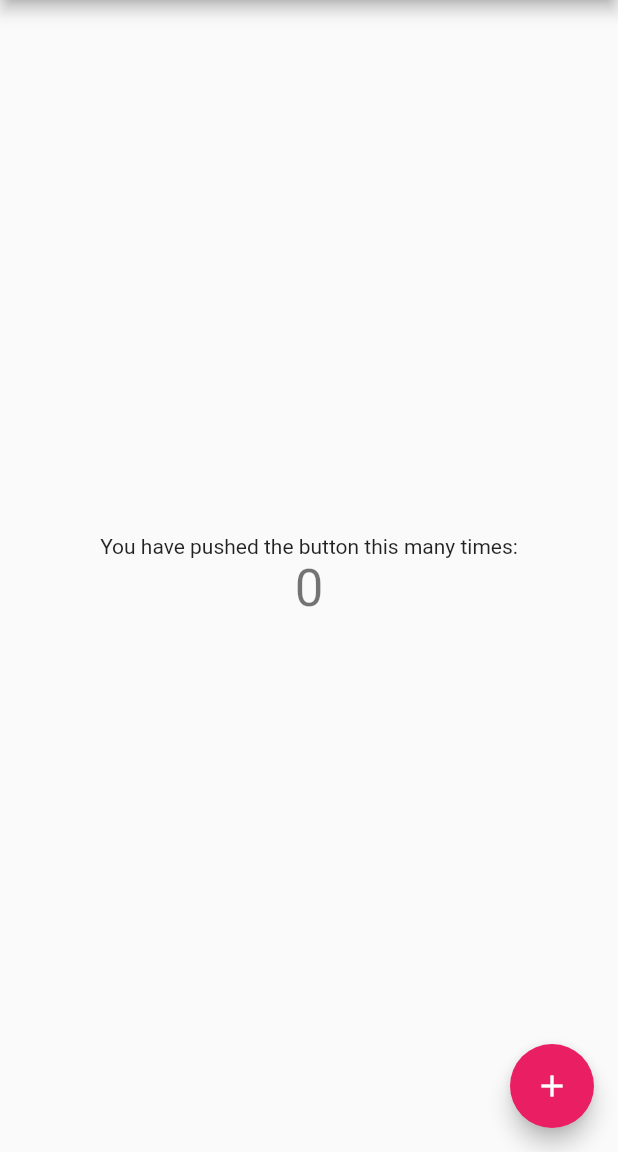
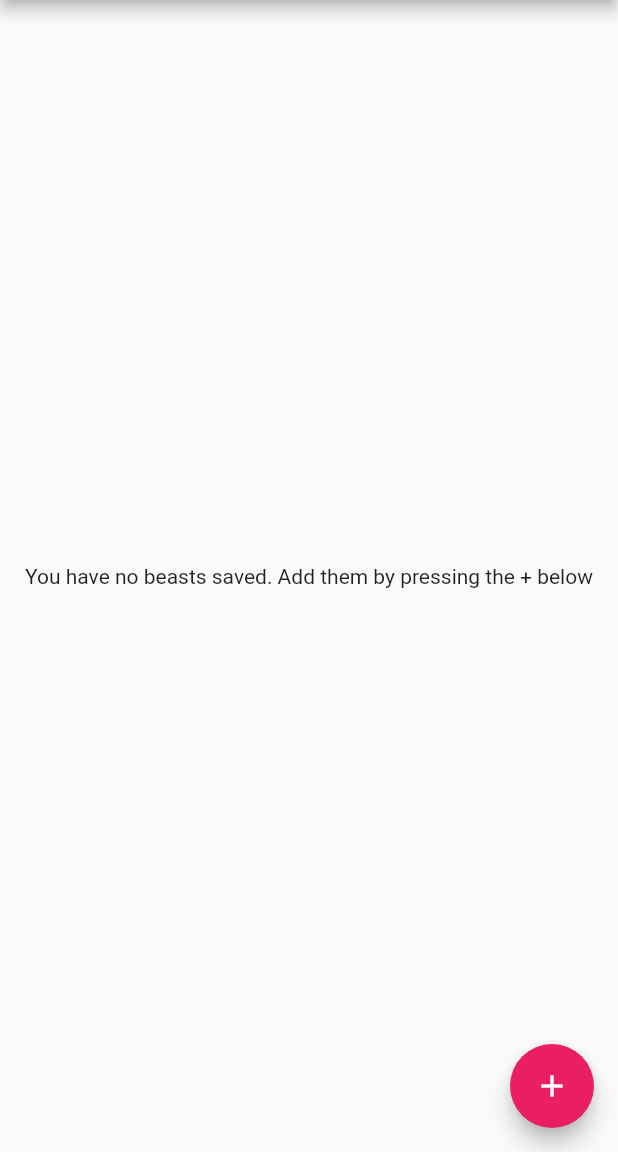
Before and after one commit to Resay2k/BeastKeeper, a Flutter app: the screen it shows after launch, on a phone screen of 412 x 824 dp, the part 84-1236 px from its top. Run offline on Flutter 3.47's test engine with Material 2 defaults, Android fonts, the phone set to English and light mode, and no system bars; our stand-ins replace image_picker, shared_preferences.

Commit message:
display list of items on home page

```diff
--- a/lib/AddBeast/AddBeastPresenter.dart
+++ b/lib/AddBeast/AddBeastPresenter.dart
@@ -2,7 +2,6 @@
 import 'package:beast_keeper/AddBeast/AddBeastView.dart';
 import 'package:beast_keeper/Models/Beast.dart';
 import 'package:beast_keeper/Models/Storage.dart';
-import 'dart:io';
 
 
 class AddBeastPresenter {
--- a/lib/AddBeast/AddBeastView.dart
+++ b/lib/AddBeast/AddBeastView.dart
@@ -3,6 +3,5 @@
 
 abstract class AddBeastView {
 
-  void doNothing();
 
 }
--- a/lib/AddBeast/AddBeastWidget.dart
+++ b/lib/AddBeast/AddBeastWidget.dart
@@ -39,13 +39,11 @@ class _AddBeastWidgetState extends State<AddBeastWidget>
   bool _infoError = false;
 
 
+
   @override
   void initState() {
     this.widget._presenter.attachView(this);
   }
-
-  @override
-  void doNothing(){}
 
   // response to
   void _getImage() {
@@ -76,6 +74,7 @@ class _AddBeastWidgetState extends State<AddBeastWidget>
           _image.path);
     }
 
+    // go back to main widget
     Navigator.pop(context);
   }
 
--- a/lib/Beasts/BeastsContract.dart
+++ /dev/null
@@ -1,2 +0,0 @@
-/* this class will hold the interfaces that must be implemented by the view
- * and possible presenter */
--- a/lib/Beasts/BeastsPresenter.dart
+++ b/lib/Beasts/BeastsPresenter.dart
@@ -1 +1,29 @@
 /* this class will act as a mediator between the view and data */
+
+import 'package:beast_keeper/Beasts/BeastsView.dart';
+import 'package:beast_keeper/Models/Storage.dart';
+import 'package:beast_keeper/Models/Beast.dart';
+
+
+class BeastsPresenter {
+  BeastsView _view;
+  Storage _storage;
+
+  void attachView(BeastsView _view){
+    this._view = _view;
+    this._storage = Storage();
+  }
+
+  void load() {
+    Future <List> beastsFuture = _storage.getBeasts();
+
+    beastsFuture.then((beasts) => {
+        if (beasts != null) {
+           _view.showBeasts(beasts)}
+        });
+  }
+
+
+
+
+}
--- a/lib/Beasts/BeastsView.dart
+++ b/lib/Beasts/BeastsView.dart
@@ -1,96 +1,9 @@
-import 'package:flutter/material.dart';
-import 'package:beast_keeper/AddBeast/AddBeastWidget.dart';
+/* this class will hold the interfaces that must be implemented by the view
+ * and possible presenter */
 
-class BeastsView extends StatefulWidget {
-  BeastsView({Key key, this.title}) : super(key: key);
+abstract class BeastsView {
 
-  // This widget is the home page of your application. It is stateful, meaning
-  // that it has a State object (defined below) that contains fields that affect
-  // how it looks.
 
-  // This class is the configuration for the state. It holds the values (in this
-  // case the title) provided by the parent (in this case the App widget) and
-  // used by the build method of the State. Fields in a Widget subclass are
-  // always marked "final".
+  void showBeasts(beasts);
 
-  final String title;
-
-  @override
-  State<StatefulWidget> createState() => _BeastsViewState();
 }
-
-class _BeastsViewState extends State<BeastsView> {
-  int _counter = 0;
-
-  void _incrementCounter() {
-    setState(() {
-      // This call to setState tells the Flutter framework that something has
-      // changed in this State, which causes it to rerun the build method below
-      // so that the display can reflect the updated values. If we changed
-      // _counter without calling setState(), then the build method would not be
-      // called again, and so nothing would appear to happen.
-      _counter++;
-    });
-  }
-
-  void _openAddBeastView(){
-
-    Navigator.push(
-      context,
-      MaterialPageRoute(builder: (context) => AddBeastWidget()),
-    );
-
-  }
-
-  @override
-  Widget build(BuildContext context) {
-    // This method is rerun every time setState is called, for instance as done
-    // by the _incrementCounter method above.
-    //
-    // The Flutter framework has been optimized to make rerunning build methods
-    // fast, so that you can just rebuild anything that needs updating rather
-    // than having to individually change instances of widgets.
-    return Scaffold(
-      appBar: AppBar(
-        // Here we take the value from the MyHomePage object that was created by
-        // the App.build method, and use it to set our appbar title.
-        title: Text(widget.title),
-      ),
-      body: Center(
-        // Center is a layout widget. It takes a single child and positions it
-        // in the middle of the parent.
-        child: Column(
-          // Column is also a layout widget. It takes a list of children and
-          // arranges them vertically. By default, it sizes itself to fit its
-          // children horizontally, and tries to be as tall as its parent.
-          //
-          // Invoke "debug painting" (press "p" in the console, choose the
-          // "Toggle Debug Paint" action from the Flutter Inspector in Android
-          // Studio, or the "Toggle Debug Paint" command in Visual Studio Code)
-          // to see the wireframe for each widget.
-          //
-          // Column has various properties to control how it sizes itself and
-          // how it positions its children. Here we use mainAxisAlignment to
-          // center the children vertically; the main axis here is the vertical
-          // axis because Columns are vertical (the cross axis would be
-          // horizontal).
-          mainAxisAlignment: MainAxisAlignment.center,
-          children: <Widget>[
-            Text(
-              'You have pushed the button this many times:',
-            ),
-            Text(
-              '$_counter',
-              style: Theme.of(context).textTheme.display1,
-            ),
-          ],
-        ),
-      ),
-      floatingActionButton: FloatingActionButton(
-        onPressed: _openAddBeastView,
-        tooltip: 'Increment',
-        child: Icon(Icons.add),
-      ), // This trailing comma makes auto-formatting nicer for build methods.
-    );
-  }
-}
--- /dev/null
+++ b/lib/Beasts/BeastsWidget.dart
@@ -0,0 +1,117 @@
+import 'package:flutter/material.dart';
+import 'package:beast_keeper/AddBeast/AddBeastWidget.dart';
+import 'package:beast_keeper/Beasts/BeastsView.dart';
+import 'package:beast_keeper/Beasts/BeastsPresenter.dart';
+import 'package:beast_keeper/Models/Beast.dart';
+
+class BeastsWidget extends StatefulWidget {
+  final BeastsPresenter _presenter = BeastsPresenter();
+  BeastsWidget({Key key, this.title}) : super(key: key);
+
+  // This widget is the home page of your application. It is stateful, meaning
+  // that it has a State object (defined below) that contains fields that affect
+  // how it looks.
+
+  // This class is the configuration for the state. It holds the values (in this
+  // case the title) provided by the parent (in this case the App widget) and
+  // used by the build method of the State. Fields in a Widget subclass are
+  // always marked "final".
+
+  final String title;
+
+  @override
+  State<StatefulWidget> createState() => _BeastsWidgetState();
+}
+
+class _BeastsWidgetState extends State<BeastsWidget> implements BeastsView {
+  BeastsPresenter _presenter;
+  List<dynamic> _beasts;
+
+  @override
+  void initState() {
+    this.widget._presenter
+        ..attachView(this)
+        ..load();
+  }
+
+  @override
+  void showBeasts(beasts){
+    setState(() {
+      _beasts = beasts;
+    });
+  }
+
+
+  void _incrementCounter() {
+    setState(() {
+      // This call to setState tells the Flutter framework that something has
+      // changed in this State, which causes it to rerun the build method below
+      // so that the display can reflect the updated values. If we changed
+      // _counter without calling setState(), then the build method would not be
+      // called again, and so nothing would appear to happen.
+//      _counter++;
+    });
+  }
+
+  void _openAddBeastView(){
+
+    Navigator.push(
+      context,
+      MaterialPageRoute(builder: (context) => AddBeastWidget()),
+    );
+
+  }
+
+  @override
+  Widget build(BuildContext context) {
+    // This method is rerun every time setState is called, for instance as done
+    // by the _incrementCounter method above.
+    //
+    // The Flutter framework has been optimized to make rerunning build methods
+    // fast, so that you can just rebuild anything that needs updating rather
+    // than having to individually change instances of widgets.
+    return Scaffold(
+      appBar: AppBar(
+        // Here we take the value from the MyHomePage object that was created by
+        // the App.build method, and use it to set our appbar title.
+        title: Text(widget.title),
+      ),
+      body: Center(
+        // Center is a layout widget. It takes a single child and positions it
+        // in the middle of the parent.
+        child: _beasts == null?
+          Center(child: Text('You have no beasts saved. Add them by pressing the + below'))
+            : ListView.builder(
+            itemCount: _beasts.length,
+            itemBuilder: (context, index) {
+              final beast = _beasts[index];
+
+              return ListTile(
+                title: Text(
+                  beast['name'],
+                  style: TextStyle(fontSize: 18.0, fontWeight: FontWeight.bold),
+                ),
+                subtitle: Text(
+                  beast['age'],
+                ),
+                leading: ConstrainedBox(
+                  constraints: BoxConstraints(
+                    minWidth: 44,
+                    minHeight: 44,
+                    maxWidth: 44,
+                    maxHeight: 44,
+                  ),
+                  child: Image.asset(beast['imagePath'], fit: BoxFit.cover),
+                ),
+              );
+            }),
+
+       ),
+      floatingActionButton: FloatingActionButton(
+        onPressed: _openAddBeastView,
+        tooltip: 'Increment',
+        child: Icon(Icons.add),
+      ), // This trailing comma makes auto-formatting nicer for build methods.
+    );
+  }
+}
--- a/lib/Models/Storage.dart
+++ b/lib/Models/Storage.dart
@@ -5,6 +5,8 @@ import 'package:path/path.dart';
 import 'package:shared_preferences/shared_preferences.dart';
 import 'dart:convert';
 import 'package:beast_keeper/Models/Beast.dart';
+import 'dart:developer';
+
 
 //TODO; make class singleton instead of creating multiple sharedpref instances
 
@@ -43,8 +45,15 @@ class Storage {
       List <dynamic> beasts = jsonDecode(prefs.getString('beastList'));
       beasts.add(_beast);
       String beastListJSON = jsonEncode(beasts);
+      log('beasts: $beastListJSON');
       prefs.setString('beastList', beastListJSON);
     }
+  }
+
+
+  Future<List<dynamic>> getBeasts() async {
+    SharedPreferences prefs = await SharedPreferences.getInstance();
+    return jsonDecode(prefs.getString('beastList'));
   }
 
 
--- a/lib/main.dart
+++ b/lib/main.dart
@@ -1,5 +1,5 @@
 import 'package:flutter/material.dart';
-import 'package:beast_keeper/Beasts/BeastsView.dart';
+import 'package:beast_keeper/Beasts/BeastsWidget.dart';
 
 /* entry point to the app */
 
@@ -23,7 +23,7 @@ class MyApp extends StatelessWidget {
         // is not restarted.
         primarySwatch: Colors.pink,
       ),
-      home: new BeastsView(title: 'Flutter Demo Home Page'),
+      home: new BeastsWidget(title: 'Flutter Demo Home Page'),
     );
   }
 }
```
